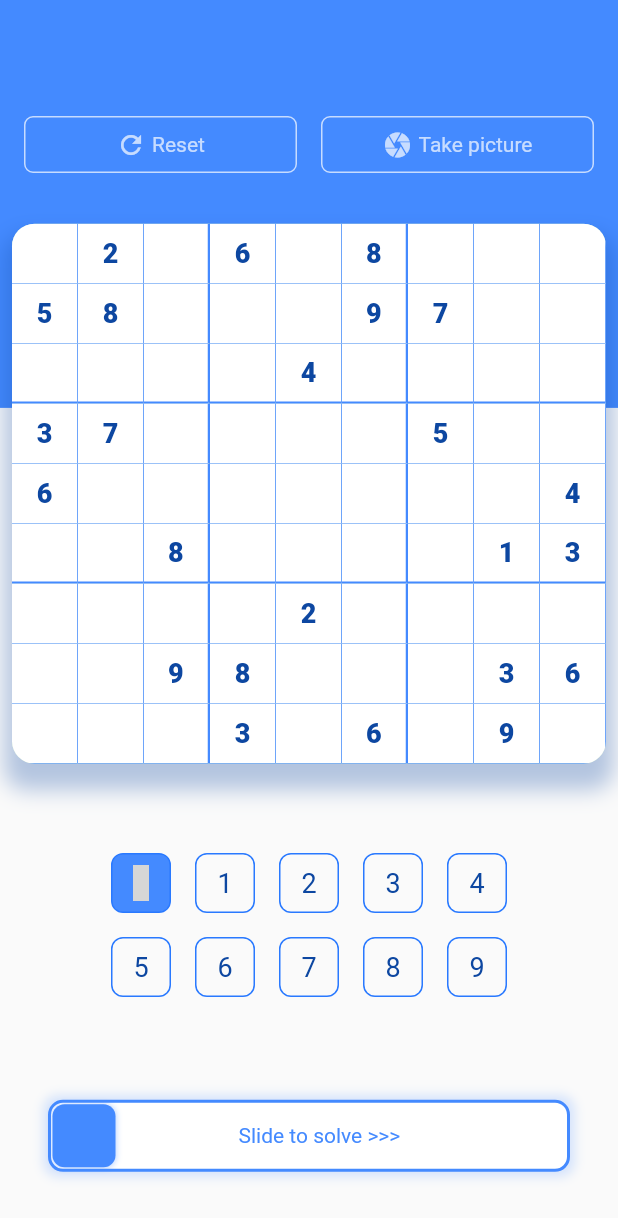
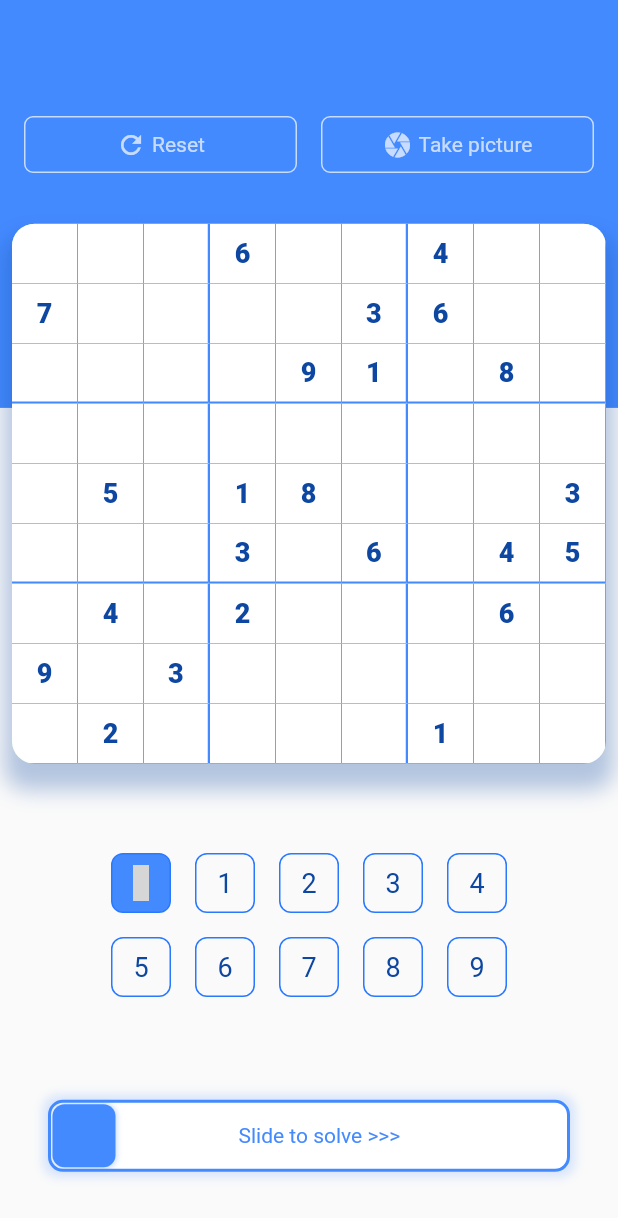
Before and after one commit to Flutter-Buddies/sudoku-solver, a Flutter app: the screen it shows after launch, on a phone screen of 412 x 824 dp. Shown: the top 1218 px of the screen. Run offline on Flutter 3.47's test engine with Material 2 defaults, Android fonts, the phone set to English and light mode, and no system bars; our stand-ins replace equatable, flutter_icons; grey boxes are pictures that could not be loaded.

Commit message:
Minor updates

```diff
--- a/lib/main.dart
+++ b/lib/main.dart
@@ -16,7 +16,7 @@ class MyApp extends StatelessWidget {
   @override
   Widget build(BuildContext context) {
     return ChangeNotifierProvider<SudokuGrid>(
-      create: (context) => SudokuGrid.fromTemplate(mediumBoard),
+      create: (context) => SudokuGrid.fromTemplate(hardBoard),
       child: MaterialApp(
         debugShowCheckedModeBanner: false,
         title: 'Sudoku Solver',
--- a/lib/models/check_legal_fn.dart
+++ b/lib/models/check_legal_fn.dart
@@ -10,8 +10,8 @@ bool checkLegal(List<List<int>> board) {
     // Compare a single value in a list against the other values
     List<int> set = [];
     for (int square in list) {
-      // If square value is in _set then it means there is a duplicate
-      // If it is not, add the square to _set
+      // If square value is in set then it means there is a duplicate
+      // If it is not, add the square to set
       // Wanted to do list.contains(square) but it obviously will
       if (set.contains(square) && square != 0) {
         isUnique = false;
--- a/lib/models/sudoku_grid.dart
+++ b/lib/models/sudoku_grid.dart
@@ -139,7 +139,6 @@ class SudokuGrid extends ChangeNotifier {
         }
       }
     }
-    print('All user inputted positions: $userInputtedPositions');
     return userInputtedPositions;
   }
 
```
